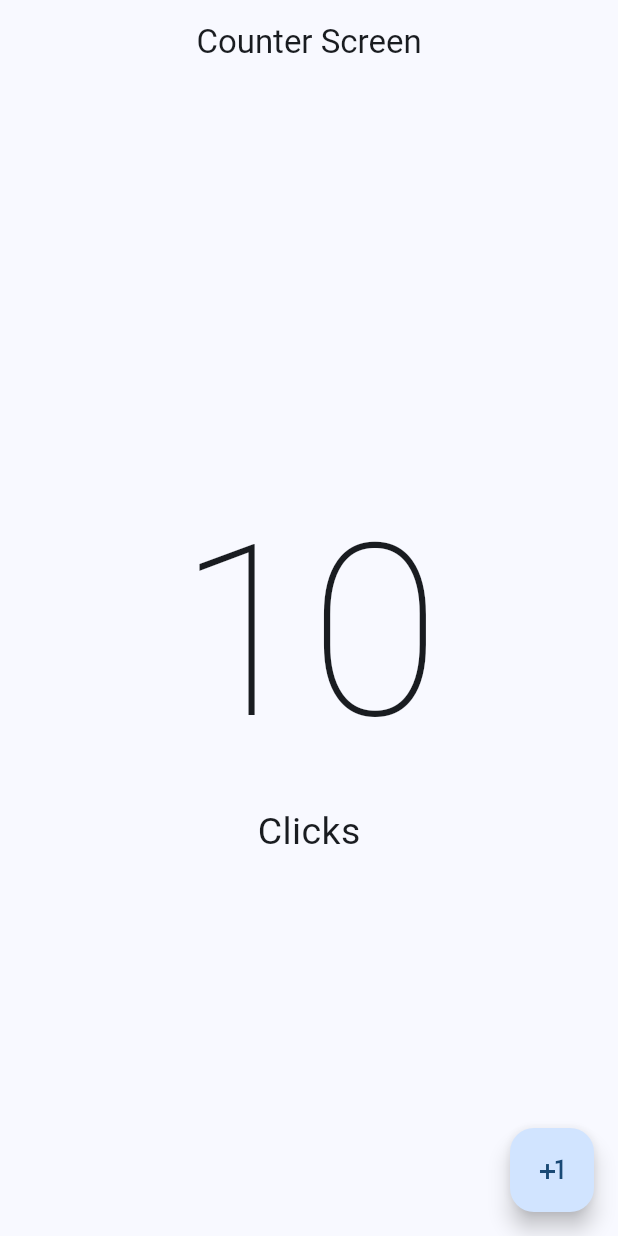
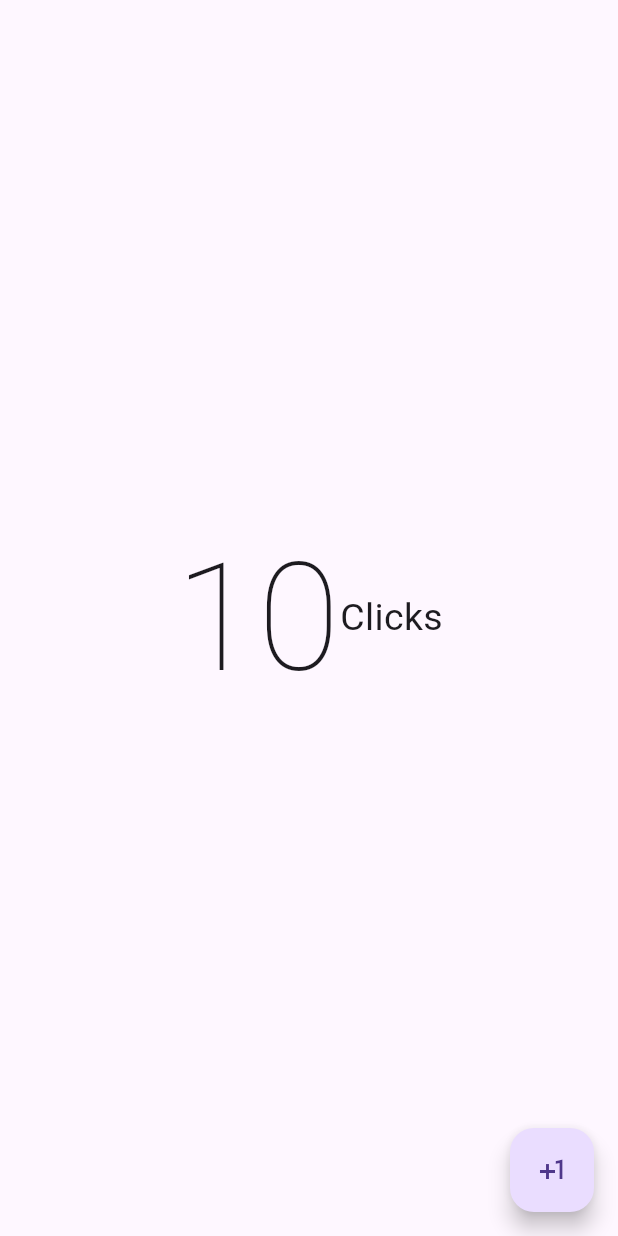
Before and after one commit to jrodrigueze7/flutterPractice1, a Flutter app: the screen it shows after launch, on a phone screen of 412 x 824 dp. Run offline on Flutter 3.47's test engine with Material 3 defaults, Android fonts, the phone set to English and light mode, and no system bars.

Commit message:
inicio
se carga inicio

```diff
--- a/hello_world_app/lib/main.dart
+++ b/hello_world_app/lib/main.dart
@@ -1,26 +1,25 @@
+
+
+//import 'package:hello_world_app/presentation/screens/counter/counter_screen.dart';
+
+
 
 import 'package:flutter/material.dart';
 import 'package:hello_world_app/presentation/screens/counter/counter_screen.dart';
 
-void main() {
-runApp(const MyApp());
+void main(){
+  runApp(const MyApp());
 }
 
 
-class MyApp extends StatelessWidget {
+class MyApp  extends StatelessWidget{
   const MyApp({super.key});
-
-
 
   @override
   Widget build(BuildContext context) {
-    return  MaterialApp(
+    return const MaterialApp(
       debugShowCheckedModeBanner: false,
-      theme: ThemeData(
-        useMaterial3: true,
-        colorSchemeSeed: Colors.blue
-      ),
-      home: const CounterScreen()
+      home: CounterScreen()
     );
   }
 
--- a/hello_world_app/lib/presentation/screens/counter/counter_screen.dart
+++ b/hello_world_app/lib/presentation/screens/counter/counter_screen.dart
@@ -1,4 +1,3 @@
-
 import 'package:flutter/material.dart';
 
 class CounterScreen extends StatelessWidget {
@@ -6,25 +5,21 @@ class CounterScreen extends StatelessWidget {
 
   @override
   Widget build(BuildContext context) {
-    return Scaffold (
-      appBar: AppBar(
-        title: const Text('Counter Screen'),
-        centerTitle: true,
-      ),
-        body: const Center(
-          child: Column(
+    return Scaffold(
+      body: Center(
+        child: Row(
           mainAxisAlignment: MainAxisAlignment.center,
           children: [
-              Text('10', style: TextStyle(fontSize: 160, fontWeight: FontWeight.w100)),
-              Text('Clicks', style: TextStyle(fontSize: 25))
+            Text('10', style: TextStyle(fontSize: 100, fontWeight: FontWeight.w100),),
+            Text('Clicks', style: TextStyle(fontSize: 25),)
           ],
         ),
       ),
       floatingActionButton: FloatingActionButton(
-          onPressed: () {
+        onPressed: (){
 
         },
-          child: const Icon(Icons.plus_one),
+        child: Icon(Icons.plus_one),
         ),
     );
   }
```
Lines whose indentation alone changed are shown as unchanged.
